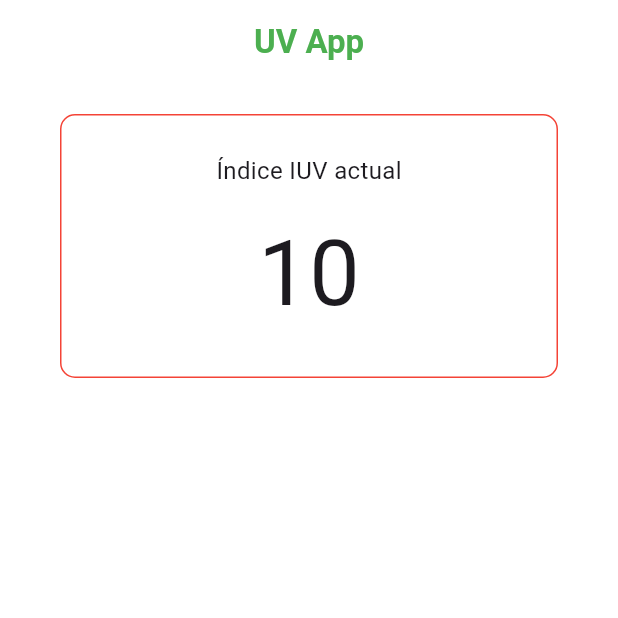
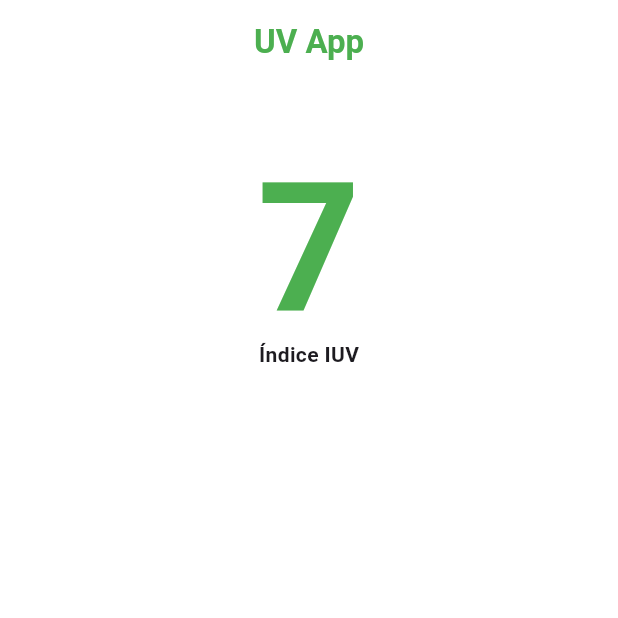
Before and after one commit to JoseYe628/uv_sensor_app, a Flutter app: the screen it shows after launch, on a phone screen of 412 x 824 dp, the top half of it. Run offline on Flutter 3.47's test engine with Material 3 defaults, Android fonts, the phone set to English and light mode, and no system bars; our stand-ins replace firebase_core, firebase_database; accounts and stored records are empty.

Commit message:
Diseño del indicador UVIndex principal

```diff
--- a/lib/components/uv/uv_traker.dart
+++ b/lib/components/uv/uv_traker.dart
@@ -25,19 +25,18 @@ class _UvTrakerState extends State<UvTraker> {
   @override
   Widget build(BuildContext context){
     return Container(
-      padding: EdgeInsets.symmetric(vertical: 25, horizontal: 10),
+      padding: EdgeInsets.symmetric(vertical: 30, horizontal: 10),
       margin: EdgeInsets.symmetric(vertical: 20, horizontal: 40),
       alignment: Alignment.center,
-      decoration: BoxDecoration(
-        color: Colors.white60,
-        border: Border.all(color: Colors.red),
-        borderRadius: BorderRadius.all(Radius.circular(10)),
-      ),
+      /*decoration: BoxDecoration(
+        color: Colors.green.withAlpha(50),
+        border: Border.all(color: Colors.green, width: 2),
+        borderRadius: BorderRadius.all(Radius.circular(12)),
+      ),*/
       child: Column(
         children: [
-          Text("Índice IUV actual", style: TextStyle(fontSize: 16),),
-          SizedBox(height: 15),
           UVIndex(),
+          Text("Índice IUV", style: TextStyle(fontSize: 14, fontWeight: FontWeight.bold),),
         ],
       )
     );
@@ -52,9 +51,13 @@ class UVIndex extends StatelessWidget {
   @override
   Widget build(BuildContext context) {
     return Text(
-      "10",
+      "7",
       style: TextStyle(
-        fontSize: 60
+        height: 1,
+        //backgroundColor: Colors.red,
+        color: Colors.green,
+        fontSize: 120,
+        fontWeight: FontWeight.bold,
       ),
     );
   }
```
